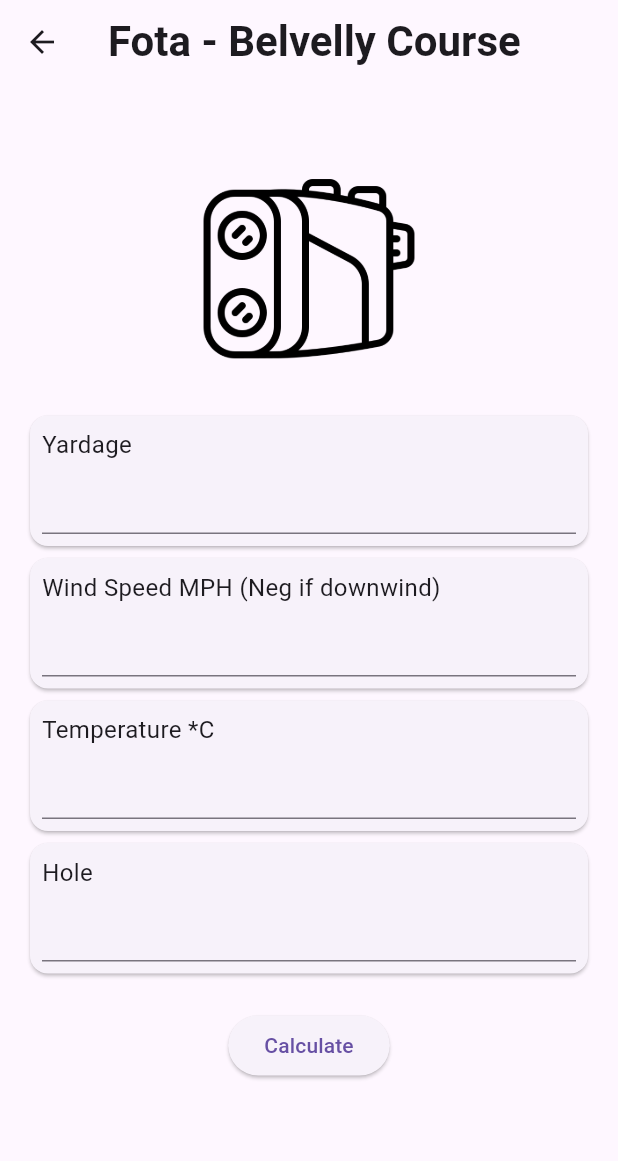
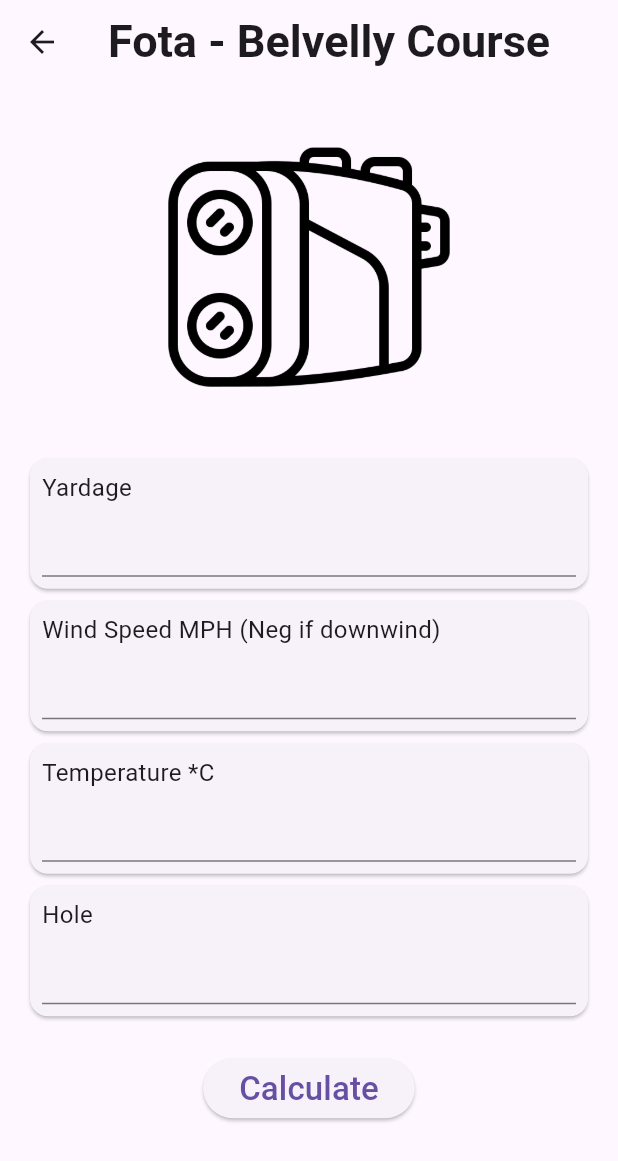
Before and after one commit to markmannion/MarkMannion_ISE, a Flutter app: the Belvelly screen opened by its route, on a phone screen of 412 x 824 dp. Shown: the top 1161 px of the screen. Run offline on Flutter 3.47's test engine with Material 3 defaults, Android fonts, the light colour scheme and no system bars.

Commit message:
layout changes

```diff
--- a/F_ISE_APP/lib/belvelly.dart
+++ b/F_ISE_APP/lib/belvelly.dart
@@ -132,7 +132,7 @@ class BelvellyState extends State<Belvelly> {
     final themeProvider = Provider.of<ThemeProvider>(context);
 
     return Scaffold(
-      appBar: AppBar(title: const Text('Fota - Belvelly Course', style: TextStyle(fontSize: 28, fontWeight: FontWeight.bold))),
+      appBar: AppBar(title: const Text('Fota - Belvelly Course', style: TextStyle(fontSize: 30, fontWeight: FontWeight.bold))),
       body: Padding(
         padding: const EdgeInsets.all(16.0),
         child: Center(
@@ -144,20 +144,20 @@ class BelvellyState extends State<Belvelly> {
                     ? 'assets/images/range_white.png'
                     : 'assets/images/range_black.png',
                 width: 200,
-                height: 150,
+                height: 200,
               ),
-              const SizedBox(height: 20),
+              const SizedBox(height: 25),
               _buildInputCard('Yardage', yardController),
               _buildInputCard('Wind Speed MPH (Neg if downwind)', windController),
               _buildInputCard('Temperature *C', tempController),
               _buildInputCard('Hole', holeController),
               const SizedBox(height: 20),
-              ElevatedButton(onPressed: calculate, child: const Text('Calculate')),
-              const SizedBox(height: 20),
+              ElevatedButton(onPressed: calculate, child: const Text('Calculate',textAlign: TextAlign.center, style: TextStyle(fontSize: 22))),
+              const SizedBox(height: 25),
               Text(
                 result,
                 textAlign: TextAlign.center,
-                style: const TextStyle(fontSize: 25, fontWeight: FontWeight.bold),
+                style: const TextStyle(fontSize: 20, fontWeight: FontWeight.bold),
               ),
             ],
           ),
```
Also changed, not shown: F_ISE_APP/lib/main.dart (+15 -17 lines).
